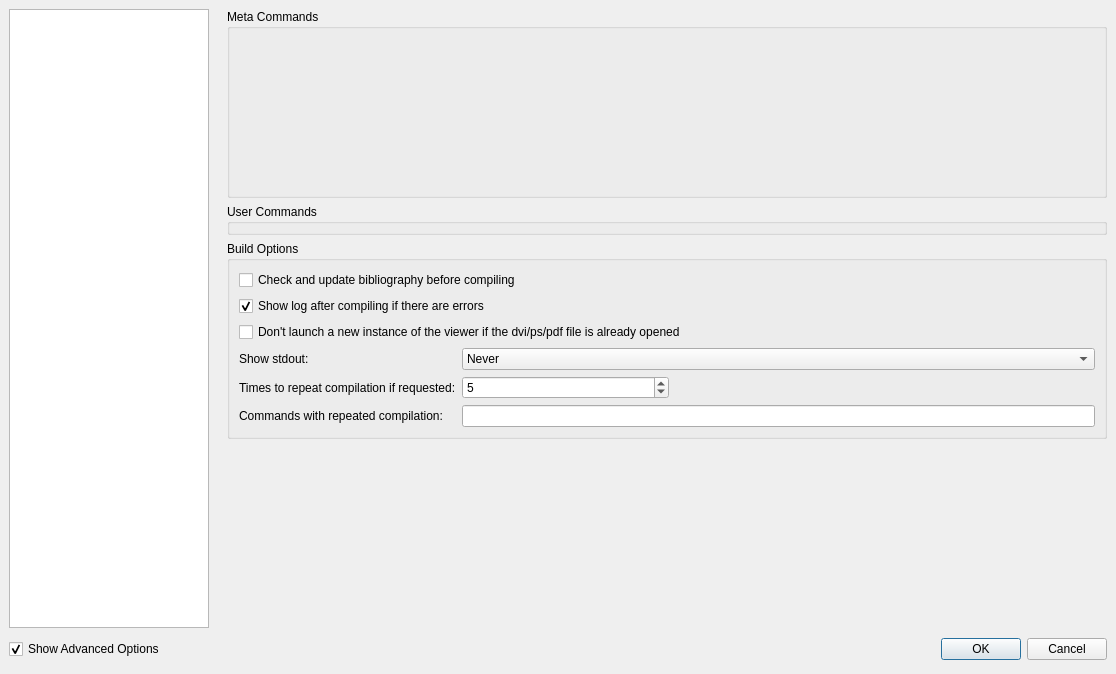
First picture: the form in configdialog.ui, repository svn2github/texstudio-trunk, before the edit.
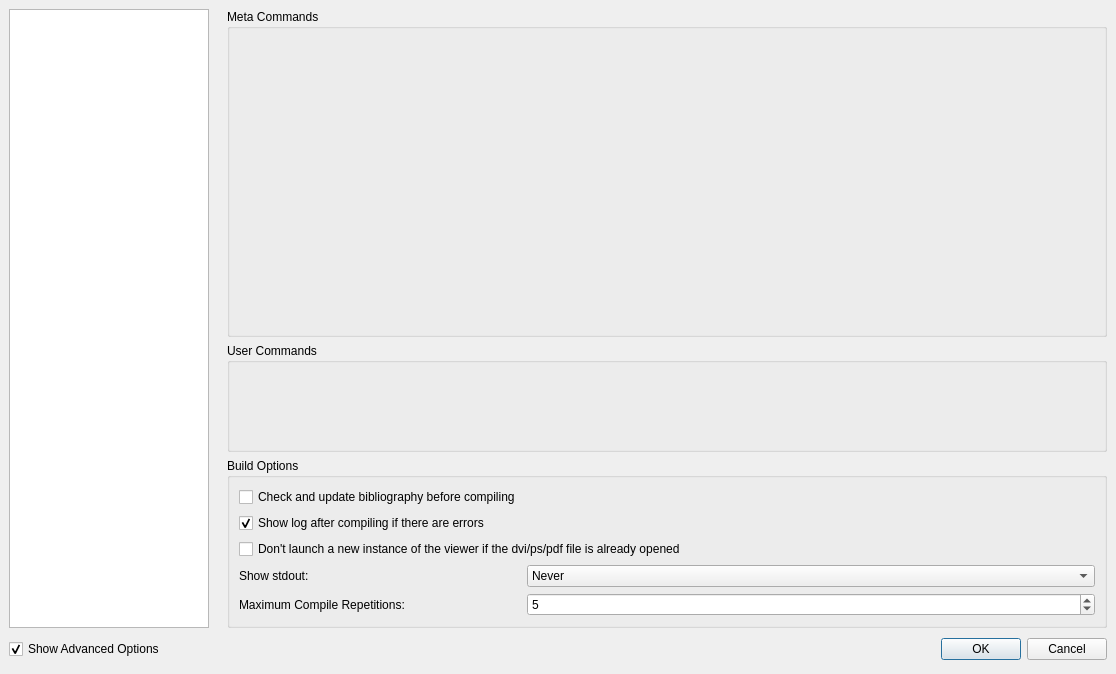
Second picture: the form after the edit. The open tabs and pages were chosen to show the change. Icons and pictures are not drawn.

Commit message: add button for compiler rerun per command, fix layout and removeCommand issues on userCommandGrid

The edit to the form file:
```diff
--- a/configdialog.ui
+++ b/configdialog.ui
@@ -667,7 +667,7 @@
       </layout>
      </widget>
      <widget class="QWidget" name="pageQuickBuild">
-      <layout class="QVBoxLayout">
+      <layout class="QVBoxLayout" stretch="3,1,0">
        <property name="spacing">
         <number>6</number>
        </property>
@@ -698,6 +698,9 @@
          <property name="title">
           <string>User Commands</string>
          </property>
+         <property name="alignment">
+          <set>Qt::AlignLeading|Qt::AlignLeft|Qt::AlignTop</set>
+         </property>
         </widget>
        </item>
        <item>
@@ -708,8 +711,8 @@
          <property name="advancedOption" stdset="0">
           <bool>true</bool>
          </property>
-         <layout class="QGridLayout" name="gridLayout_3">
-          <item row="1" column="0" colspan="4">
+         <layout class="QFormLayout" name="formLayout">
+          <item row="0" column="0">
            <widget class="QCheckBox" name="checkBoxRunAfterBibTeXChange">
             <property name="toolTip">
              <string>Runs txs:///recompile-bibliography, if bib-files were changed.</string>
@@ -719,7 +722,17 @@
             </property>
            </widget>
           </item>
-          <item row="4" column="0" colspan="4">
+          <item row="1" column="0">
+           <widget class="QCheckBox" name="checkBoxShowLog">
+            <property name="text">
+             <string>Show log after compiling if there are errors</string>
+            </property>
+            <property name="checked">
+             <bool>true</bool>
+            </property>
+           </widget>
+          </item>
+          <item row="2" column="0" colspan="2">
            <widget class="QCheckBox" name="checkBoxSingleInstanceViewer">
             <property name="sizePolicy">
              <sizepolicy hsizetype="Minimum" vsizetype="Fixed">
@@ -744,7 +757,7 @@
             </property>
            </widget>
           </item>
-          <item row="5" column="0">
+          <item row="3" column="0">
            <widget class="QLabel" name="label_37">
             <property name="text">
              <string>Show stdout:</string>
@@ -754,34 +767,7 @@
             </property>
            </widget>
           </item>
-          <item row="6" column="0">
-           <widget class="QLabel" name="label_38">
-            <property name="toolTip">
-             <string>Some LaTeX constructs (e.g. references) need multiple compilation cycles until they are displayed correctly.</string>
-            </property>
-            <property name="text">
-             <string>Times to repeat compilation if requested:</string>
-            </property>
-           </widget>
-          </item>
-          <item row="7" column="0">
-           <widget class="QLabel" name="label">
-            <property name="text">
-             <string>Commands with repeated compilation: </string>
-            </property>
-           </widget>
-          </item>
-          <item row="7" column="1" colspan="3">
-           <widget class="QLineEdit" name="lineEditCommandsWithRerun"/>
-          </item>
-          <item row="6" column="1">
-           <widget class="QSpinBox" name="spinBoxRerunLatex">
-            <property name="value">
-             <number>5</number>
-            </property>
-           </widget>
-          </item>
-          <item row="5" column="1" colspan="3">
+          <item row="3" column="1">
            <widget class="QComboBox" name="comboBoxShowStdout">
             <property name="advancedOption" stdset="0">
              <bool>true</bool>
@@ -803,32 +789,26 @@
             </item>
            </widget>
           </item>
-          <item row="2" column="0" rowspan="2" colspan="4">
-           <widget class="QCheckBox" name="checkBoxShowLog">
+          <item row="4" column="0">
+           <widget class="QLabel" name="label_38">
+            <property name="toolTip">
+             <string>Some LaTeX constructs (e.g. references) need multiple compilation cycles until they are displayed correctly.</string>
+            </property>
             <property name="text">
-             <string>Show log after compiling if there are errors</string>
+             <string>Maximum Compile Repetitions:</string>
             </property>
-            <property name="checked">
-             <bool>true</bool>
+           </widget>
+          </item>
+          <item row="4" column="1">
+           <widget class="QSpinBox" name="spinBoxRerunLatex">
+            <property name="value">
+             <number>5</number>
             </property>
            </widget>
           </item>
          </layout>
         </widget>
        </item>
-       <item>
-        <spacer>
-         <property name="orientation">
-          <enum>Qt::Vertical</enum>
-         </property>
-         <property name="sizeHint" stdset="0">
-          <size>
-           <width>0</width>
-           <height>0</height>
-          </size>
-         </property>
-        </spacer>
-       </item>
       </layout>
      </widget>
      <widget class="QWidget" name="pageShortcuts">
```
Left out of the diff: 2 changed lines with no effect on the pictures. The commit also changes 8 other files.
